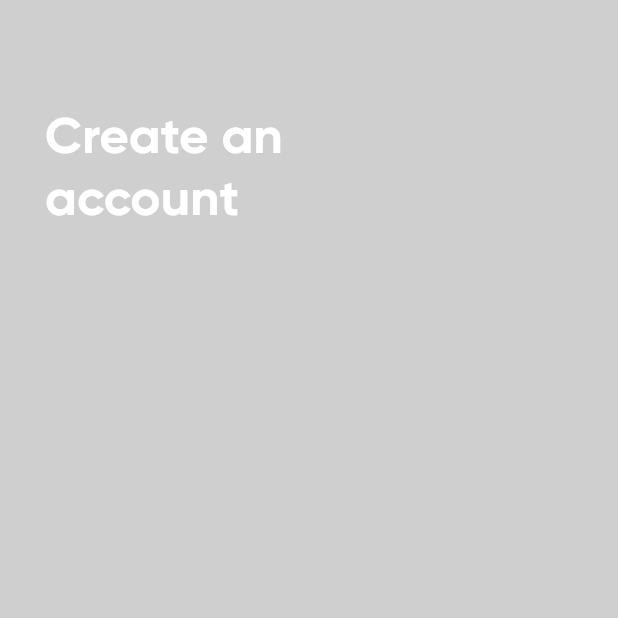
After one commit to ChiragGaonkar/VirtualBuild, a Flutter app: the screen it shows after launch, after a tap on "Register", on a phone screen of 412 x 824 dp, the top half of it. The commit adds this screen. Run offline on Flutter 3.47's test engine with Material 2 defaults, Android fonts, the phone set to English and light mode, and no system bars.

Commit message:
Linked all Auth Screens together

```diff
--- a/lib/main.dart
+++ b/lib/main.dart
@@ -1,4 +1,9 @@
 import 'package:flutter/material.dart';
+import 'package:virtualbuild/screens/forgotpassword_screen.dart';
+import 'package:virtualbuild/screens/login_screen.dart';
+import 'package:virtualbuild/screens/otp_screen.dart';
+import 'package:virtualbuild/screens/register_screen.dart';
+import 'package:virtualbuild/screens/resetpassword_screen.dart';
 import './screens/home_screen.dart';
 
 void main() {
@@ -39,8 +44,14 @@ class MyApp extends StatelessWidget {
         ),
       ),
       home: const HomeScreen(),
+      //All routes for navigations.
       routes: {
         HomeScreen.routeName: (ctx) => const HomeScreen(),
+        RegisterScreen.routeName: (ctx) => const RegisterScreen(),
+        LoginScreen.routeName: (ctx) => const LoginScreen(),
+        ForgotPasswordScreen.routeName: (ctx) => const ForgotPasswordScreen(),
+        OTPScreen.routeName: (ctx) => const OTPScreen(),
+        ResetPasswordScreen.routeName: (ctx) => const ResetPasswordScreen(),
       },
     );
   }
--- a/lib/screens/home_screen.dart
+++ b/lib/screens/home_screen.dart
@@ -1,4 +1,6 @@
 import "package:flutter/material.dart";
+import "package:virtualbuild/screens/login_screen.dart";
+import "package:virtualbuild/screens/register_screen.dart";
 
 class HomeScreen extends StatelessWidget {
   const HomeScreen({super.key});
@@ -8,19 +10,25 @@ class HomeScreen extends StatelessWidget {
   Widget build(BuildContext context) {
     return Scaffold(
       body: Center(
+        //Stack is used to keep the background as Image.
         child: Stack(
           children: [
+            // Image is set from the assets folder.
             Image.asset(
               "assets/manOnHomeScreen.png",
               height: 600,
             ),
+            //Login and Register Buttons are rendered from top 150px and right 0px away.
             Positioned(
               top: 150,
               right: 0,
               child: Column(
                 children: [
+                  //Login Button
                   ElevatedButton(
-                    onPressed: null,
+                    onPressed: () {
+                      Navigator.of(context).pushNamed(LoginScreen.routeName);
+                    },
                     style: ElevatedButton.styleFrom(
                       shape: const StadiumBorder(),
                       padding: const EdgeInsets.fromLTRB(20, 10, 20, 10),
@@ -28,6 +36,7 @@ class HomeScreen extends StatelessWidget {
                         color: Theme.of(context).primaryColor,
                         width: 2,
                       ),
+                      backgroundColor: Colors.transparent,
                     ),
                     child: Text(
                       "Login",
@@ -35,8 +44,12 @@ class HomeScreen extends StatelessWidget {
                     ),
                   ),
                   const SizedBox(height: 10),
+
+                  //Register Button
                   ElevatedButton(
-                    onPressed: null,
+                    onPressed: () {
+                      Navigator.of(context).pushNamed(RegisterScreen.routeName);
+                    },
                     style: ElevatedButton.styleFrom(
                       shape: const StadiumBorder(),
                       padding: const EdgeInsets.fromLTRB(20, 10, 20, 10),
@@ -44,6 +57,7 @@ class HomeScreen extends StatelessWidget {
                         color: Theme.of(context).primaryColor,
                         width: 2,
                       ),
+                      backgroundColor: Colors.transparent,
                     ),
                     child: Text(
                       "Register",
--- /dev/null
+++ b/lib/screens/register_screen.dart
@@ -0,0 +1,17 @@
+import 'package:flutter/material.dart';
+import 'package:virtualbuild/widgets/header.dart';
+
+class RegisterScreen extends StatelessWidget {
+  const RegisterScreen({super.key});
+  static const routeName = "/register";
+
+  @override
+  Widget build(BuildContext context) {
+    return Scaffold(
+        body: Row(
+      children: const [
+        Header(heading: "Create an account"),
+      ],
+    ));
+  }
+}
--- /dev/null
+++ b/lib/widgets/header.dart
@@ -0,0 +1,24 @@
+import 'package:flutter/material.dart';
+
+/*This is a custom header designed using a fixed width and margin.
+"heading" is passed to the Heading Widget which renders the heading on the screen.*/
+class Header extends StatelessWidget {
+  final String heading;
+  const Header({
+    super.key,
+    required this.heading,
+  });
+
+  @override
+  Widget build(BuildContext context) {
+    var size = MediaQuery.of(context).size;
+    return Container(
+      margin: const EdgeInsets.symmetric(vertical: 70, horizontal: 30),
+      width: size.width * 0.6,
+      child: Text(
+        heading,
+        style: Theme.of(context).textTheme.headlineMedium,
+      ),
+    );
+  }
+}
```
Also changed, not shown: lib/screens/forgotpassword_screen.dart (added, +18 -0 lines), lib/screens/login_screen.dart (added, +18 -0 lines), lib/screens/otp_screen.dart (added, +18 -0 lines), lib/screens/resetpassword_screen.dart (added, +18 -0 lines).
